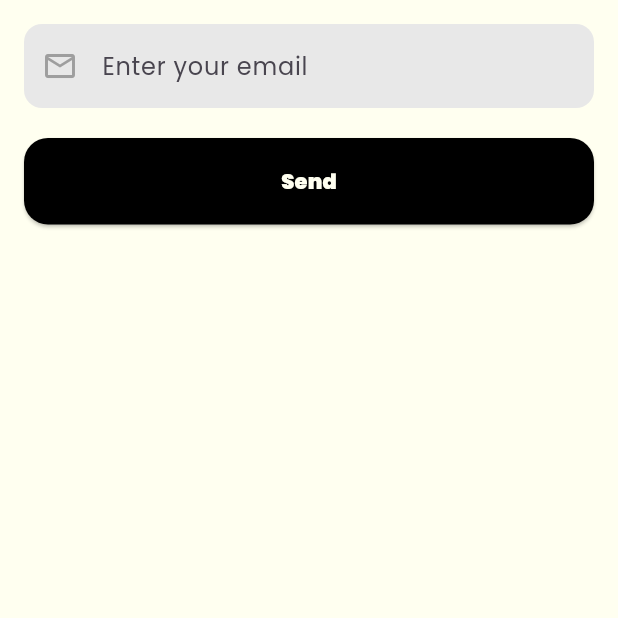
After one commit to ChinmayMangela/problem_spark, a Flutter app: the ForgetPasswordScreen screen opened by its route, on a phone screen of 412 x 824 dp, the top half of it. The commit adds this screen. Run offline on Flutter 3.47's test engine with Material 3 defaults, Android fonts, the phone set to English and light mode, and no system bars; our stand-ins replace equatable, firebase_auth, firebase_core, flutter_animate, flutter_bloc, fpdart and 1 more; accounts and stored records are empty.

Commit message:
feat: Add ForgetPasswordScreen and Firebase integration
This commit introduces the `ForgetPasswordScreen` for handling password reset requests. It also integrates Firebase for backend services and sets up the necessary BLoC providers for authentication.

Added:
- `ForgetPasswordScreen` in `lib/features/auth/presentation/screens/forget_password_screen.dart`:
    - A screen with an email input field and a "Send" button to initiate the password reset process.
    - Uses `AuthTextField` and `CustomButton`.
    - Navigates to this screen from the `SignInForm`.
- Firebase initialization in `main.dart` using `DefaultFirebaseOptions`.
- `AuthRemoteDataSourceImpl` and `AuthRepositoryImpl` for handling authentication data.
- Use cases: `SignInWithEmailAndPassword`, `SignUpWithEmailAndPassword`, `SignOut`, `ForgotPasswordUseCase`.
- `AuthBloc` provided via `MultiBlocProvider` in `main.dart`.
- Routes for `/home` (pointing to `HomeScreen`) and `/forgotPassword` (pointing to `ForgetPasswordScreen`) in `main.dart`.
- `firebase_core` dependency.

Modified:
- `SignInForm` in `lib/features/auth/presentation/widgets/sign_in_form.dart`:
    - The "Forgot Password?" text button now navigates to the `/forgotPassword` route.
- `main.dart`:
    - Initialized Firebase.
    - Wrapped `MyApp` with `MultiBlocProvider` to provide `AuthBloc`.
    - Added new routes.

```diff
--- /dev/null
+++ b/lib/features/auth/presentation/screens/forget_password_screen.dart
@@ -0,0 +1,70 @@
+import 'package:flutter/material.dart';
+import 'package:problem_spark/common/dimen.dart';
+import 'package:problem_spark/features/auth/presentation/widgets/auth_text_field.dart';
+import 'package:problem_spark/utils/helper_functions.dart';
+
+import '../../../../common/widgets/custom_button.dart';
+
+class ForgetPasswordScreen extends StatefulWidget {
+  const ForgetPasswordScreen({super.key});
+
+  @override
+  State<ForgetPasswordScreen> createState() => _ForgetPasswordScreenState();
+}
+
+class _ForgetPasswordScreenState extends State<ForgetPasswordScreen> {
+  final _formKey = GlobalKey<FormState>();
+  late TextEditingController _emailController;
+
+  void _onForgotPasswordTap() {
+    if (_formKey.currentState!.validate()) {
+      final email = _emailController.text.trim();
+    }
+  }
+
+  @override
+  void initState() {
+    super.initState();
+    _emailController = TextEditingController();
+  }
+
+  @override
+  void dispose() {
+    super.dispose();
+    _emailController.dispose();
+  }
+
+  @override
+  Widget build(BuildContext context) {
+    return Scaffold(body: _buildBody());
+  }
+
+  Widget _buildBody() {
+    return Form(
+      key: _formKey,
+      child: Padding(
+        padding: Paddings.screenPadding,
+        child: SingleChildScrollView(
+          child: Center(
+            child: Column(
+              mainAxisAlignment: MainAxisAlignment.center,
+              crossAxisAlignment: CrossAxisAlignment.center,
+              children: [
+                AuthTextField(
+                  controller: _emailController,
+                  hintText: 'Enter your email',
+                  isPasswordField: false,
+                  validator: (value) {
+                    return HelperFunctions.emailValidator(value);
+                  },
+                ),
+                SizedBox(height: 20),
+                CustomButton(label: 'Send', onTap: _onForgotPasswordTap),
+              ],
+            ),
+          ),
+        ),
+      ),
+    );
+  }
+}
```
Also changed, not shown: lib/features/auth/presentation/widgets/sign_in_form.dart (+7 -7 lines), lib/main.dart (+54 -9 lines).
